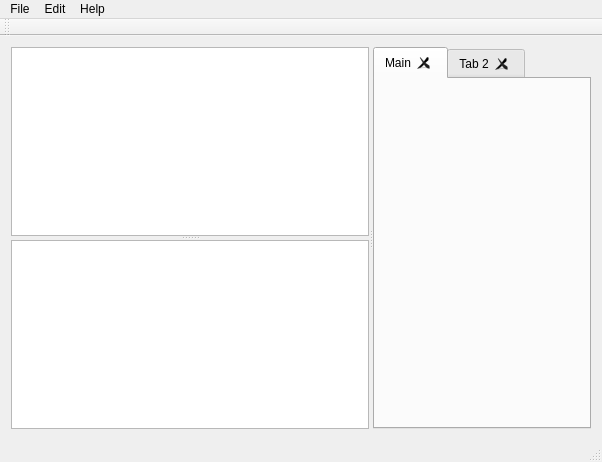
Before: the Qt Designer form src/gui/mainwindow.ui in arturianec100/skyvis, drawn with Qt 5.
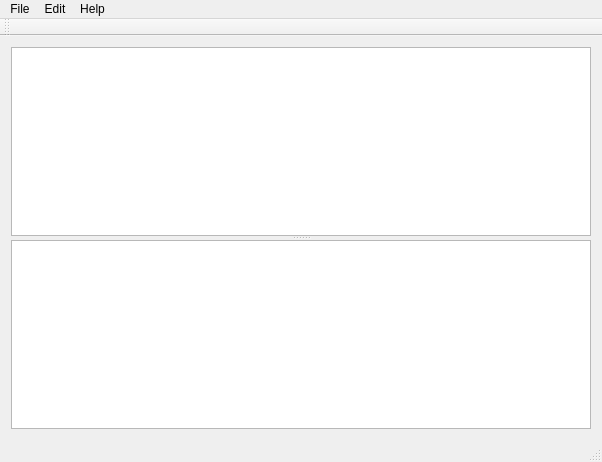
After: the same form once the commit is applied.

What changed in the file:
```diff
--- a/src/gui/mainwindow.ui
+++ b/src/gui/mainwindow.ui
@@ -27,45 +27,6 @@
        <widget class="QTreeView" name="projectTree"/>
        <widget class="QTreeView" name="objectHierarchy"/>
       </widget>
-      <widget class="QTabWidget" name="tabWidget">
-       <property name="layoutDirection">
-        <enum>Qt::LeftToRight</enum>
-       </property>
-       <property name="tabPosition">
-        <enum>QTabWidget::North</enum>
-       </property>
-       <property name="tabShape">
-        <enum>QTabWidget::Rounded</enum>
-       </property>
-       <property name="currentIndex">
-        <number>0</number>
-       </property>
-       <property name="elideMode">
-        <enum>Qt::ElideNone</enum>
-       </property>
-       <property name="documentMode">
-        <bool>false</bool>
-       </property>
-       <property name="tabsClosable">
-        <bool>true</bool>
-       </property>
-       <property name="movable">
-        <bool>true</bool>
-       </property>
-       <property name="tabBarAutoHide">
-        <bool>false</bool>
-       </property>
-       <widget class="QWidget" name="tab_1">
-        <attribute name="title">
-         <string>Main</string>
-        </attribute>
-       </widget>
-       <widget class="QWidget" name="tab_2">
-        <attribute name="title">
-         <string>Tab 2</string>
-        </attribute>
-       </widget>
-      </widget>
      </widget>
     </item>
    </layout>
```
